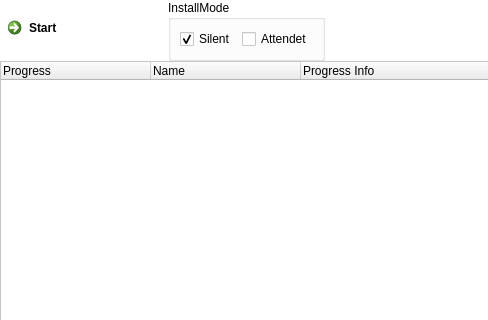
Before: the Qt Designer form tasklist_t.ui in patricklx/winappmanager, drawn with Qt 5; both pictures show x 0 to 488 and y 0 to 320 of the 629 by 432 pixel window.
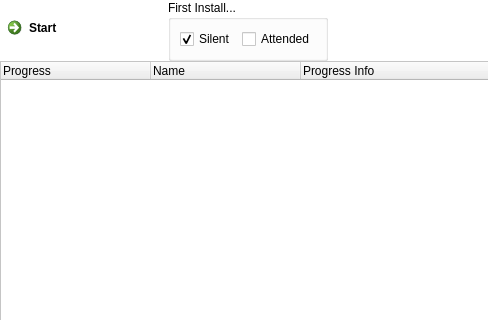
After: the same form once the commit is applied.

```diff
--- a/tasklist_t.ui
+++ b/tasklist_t.ui
@@ -111,7 +111,7 @@
         </sizepolicy>
        </property>
        <property name="title">
-        <string>InstallMode</string>
+        <string>First Install...</string>
        </property>
        <layout class="QHBoxLayout" name="horizontalLayout_2">
         <item>
@@ -130,7 +130,7 @@
         <item>
          <widget class="QCheckBox" name="checkAttendet">
           <property name="text">
-           <string>Attendet</string>
+           <string>Attended</string>
           </property>
           <property name="autoExclusive">
            <bool>true</bool>
```
